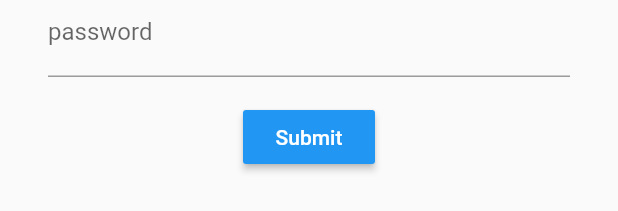
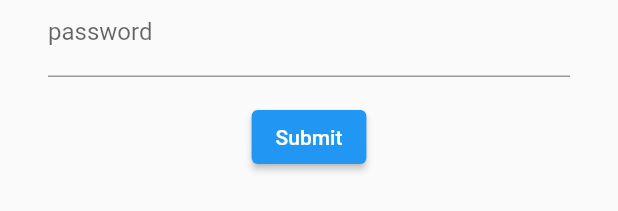
Before and after one commit to andreifecioru/udemy, a Flutter app: the LoginScreen widget shown alone on an empty page, opened directly, on a phone screen of 412 x 824 dp. Shown: the part 148-359 px from the top of the screen. Run offline on Flutter 3.47's test engine with Material 2 defaults, Android fonts, the light colour scheme and no system bars; our stand-ins replace audioplayers.

Commit message:
[FLUTTER.DART] - Refactored deprecated APIs

```diff
--- a/flutter.and.dart/dicee/lib/main.dart
+++ b/flutter.and.dart/dicee/lib/main.dart
@@ -35,14 +35,14 @@ class _DicePageState extends State<DicePage> {
         children: <Widget>[
           Expanded(
 //          flex: 2,
-            child: FlatButton(
+            child: TextButton(
               child: Image.asset('images/dice$leftDiceNumber.png'),
               onPressed: _onDicePressed,
             ),
           ),
           Expanded(
 //          flex: 1,
-            child: FlatButton(
+            child: TextButton(
               child: Image.asset('images/dice$rightDiceNumber.png'),
               onPressed: _onDicePressed,
             ),
--- a/flutter.and.dart/lesson.003/card-dealer.dart
+++ b/flutter.and.dart/lesson.003/card-dealer.dart
@@ -65,8 +65,8 @@ class Deck {
 }
 
 class Card {
-  String rank;
-  String suit;
+  String? rank;
+  String? suit;
 
   Card({this.rank, this.suit});
 
--- a/flutter.and.dart/lesson.011/json.dart
+++ b/flutter.and.dart/lesson.011/json.dart
@@ -11,8 +11,8 @@ void main() {
 }
 
 class Person {
-  String name;
-  int age;
+  String? name;
+  int? age;
 
   Person(this.name, this. age);
 
--- a/flutter.and.dart/login/lib/src/screens/login_screen.dart
+++ b/flutter.and.dart/login/lib/src/screens/login_screen.dart
@@ -50,10 +50,16 @@ class LoginScreenState extends State<LoginScreen> {
   }
 
   Widget submitBtn() {
-    return RaisedButton(
-      color: Colors.blue,
-      textColor: Colors.white,
-      child: Text('Submit'),
+    return ElevatedButton(
+      style: ElevatedButton.styleFrom(
+        primary: Colors.blue
+      ),
+      child: Text(
+        'Submit',
+        style: TextStyle(
+          color: Colors.white
+        ),
+      ),
       onPressed: onSubmitPressed,
     );
   }
--- a/flutter.and.dart/magic_ball/lib/src/MainPage.dart
+++ b/flutter.and.dart/magic_ball/lib/src/MainPage.dart
@@ -14,7 +14,7 @@ class _MainPageState extends State<MainPage> {
   @override
   Widget build(BuildContext context) {
     return Center(
-      child: FlatButton(
+      child: TextButton(
         child: Image.asset('images/ball$_number.png'),
         onPressed: _nextAnswer,
       ),
--- a/flutter.and.dart/xylophone/lib/src/MainPage.dart
+++ b/flutter.and.dart/xylophone/lib/src/MainPage.dart
@@ -35,8 +35,10 @@ class KeyNote extends StatelessWidget {
   @override
   Widget build(BuildContext context) {
     return Expanded(
-      child: FlatButton(
-        color: color,
+      child: TextButton(
+        style: TextButton.styleFrom(
+          primary: color
+        ),
         child: SizedBox(
           width: double.infinity,
         ),
```
